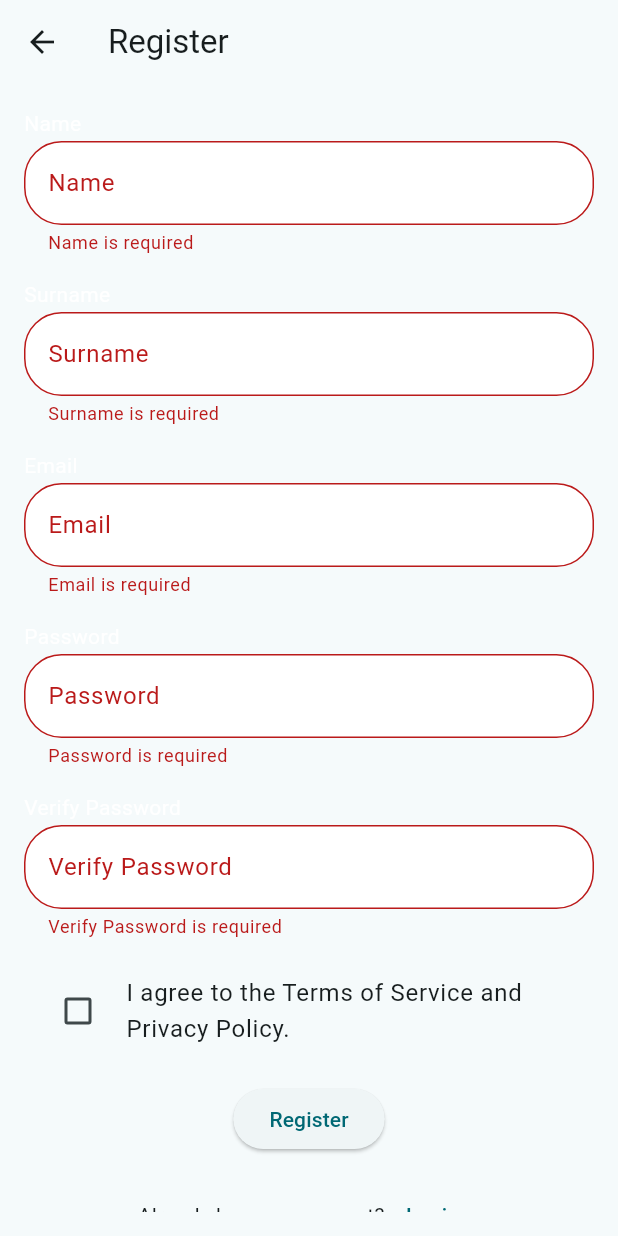
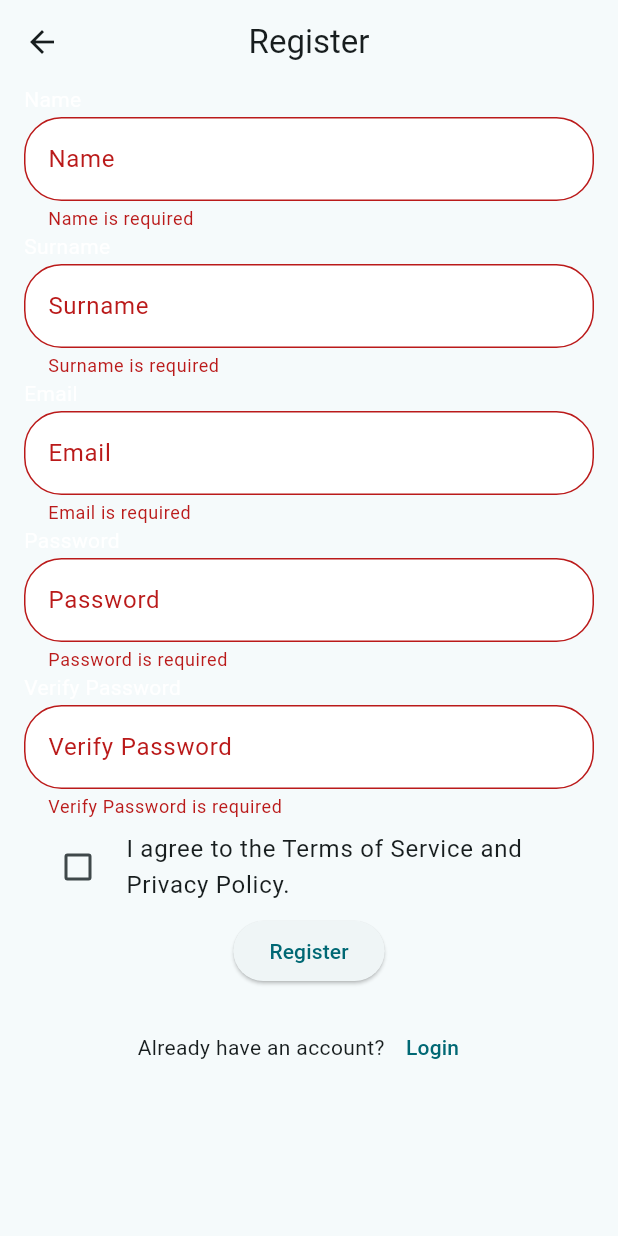
Before and after one commit to capynotes/capynotes, a Flutter app: the RegisterScreen screen opened by its route, after a tap on "Register", on a phone screen of 412 x 824 dp. Run offline on Flutter 3.47's test engine with Material 3 defaults, Android fonts, the phone set to English and light mode, and no system bars; our stand-ins replace auto_route, carousel_slider, easy_localization, email_validator, file_picker, flutter_bloc and 4 more; missing offline and left inert: flutter_flip_card, material_dialogs; accounts and stored records are empty; project files that could hold a hidden picture were left out.

Commit message:
fix cors, register screen paddings

```diff
--- a/frontend/assets/translations/en.json
+++ b/frontend/assets/translations/en.json
@@ -124,6 +124,7 @@
         "terms_privacy": "You must agree to the Terms of Service and Privacy Policy.",
         "password_match": "Passwords do not match.",
         "password_length": "Password must be at least 6 characters long.",
-        "password_alphanumeric": "Password must be alphanumeric"
+        "password_alphanumeric": "Password must be alphanumeric",
+        "invalid_email": "Please enter a valid email address."
     }
 }
--- a/frontend/assets/translations/tr.json
+++ b/frontend/assets/translations/tr.json
@@ -122,6 +122,7 @@
         "terms_privacy": "Lütfen Kullanım Koşullarını ve Gizlilik Politikasını kabul ediniz.",
         "password_match": "Şifreler eşleşmiyor",
         "password_length": "Şifre en az 6 karakter olmalıdır",
-        "password_alphanumeric": "Şifre en az 1 harf ve 1 rakam içermelidir"
+        "password_alphanumeric": "Şifre en az 1 harf ve 1 rakam içermelidir",
+        "email": "Lütfen geçerli bir e-posta adresi giriniz"
     }
 }
--- a/frontend/lib/constants/api_constants.dart
+++ b/frontend/lib/constants/api_constants.dart
@@ -1,5 +1,5 @@
 class ApiConstants {
-  static String baseUrl = "http://localhost:8082/api/";
+  static String baseUrl = "http://localhost:8080/"; // change this with ip
   static String register = "person/register";
   static String login = "person/login";
   static String changePw = "person/change-password";
--- a/frontend/lib/main.dart
+++ b/frontend/lib/main.dart
@@ -23,6 +23,7 @@ void main() async {
         supportedLocales: const [Locale('en'), Locale('tr')],
         path: AssetPaths.translations,
         fallbackLocale: const Locale('en'),
+        startLocale: const Locale('en'),
         child: MyApp(prefs: prefs)),
   );
 }
--- a/frontend/lib/view/screens/auth/register_screen.dart
+++ b/frontend/lib/view/screens/auth/register_screen.dart
@@ -2,6 +2,7 @@ import 'package:auto_route/auto_route.dart';
 import 'package:capynotes/view/widgets/custom_widgets/custom_text_form_field.dart';
 import 'package:capynotes/viewmodel/auth/register/register_cubit.dart';
 import 'package:easy_localization/easy_localization.dart';
+import 'package:email_validator/email_validator.dart';
 import 'package:flutter/material.dart';
 import 'package:flutter_bloc/flutter_bloc.dart';
 import '../../../translations/locale_keys.g.dart';
@@ -24,6 +25,7 @@ class _RegisterScreenState extends State<RegisterScreen> {
     return Scaffold(
       appBar: AppBar(
         title: Text(LocaleKeys.appbars_titles_register.tr()),
+        centerTitle: true,
       ),
       body: BlocConsumer<RegisterCubit, RegisterState>(
         listener: (context, state) {
@@ -41,7 +43,7 @@ class _RegisterScreenState extends State<RegisterScreen> {
           return Form(
             key: _formKey,
             child: Padding(
-              padding: const EdgeInsets.all(16.0),
+              padding: const EdgeInsets.symmetric(horizontal: 16.0),
               child: SingleChildScrollView(
                 child: Column(
                   children: [
@@ -50,20 +52,26 @@ class _RegisterScreenState extends State<RegisterScreen> {
                       label: LocaleKeys.text_fields_labels_name.tr(),
                       enabled: state is! RegisterLoading,
                     ),
-                    const SizedBox(height: 16.0),
                     CustomTextFormField(
                       controller:
                           context.read<RegisterCubit>().surnameController,
                       label: LocaleKeys.text_fields_labels_surname.tr(),
                       enabled: state is! RegisterLoading,
                     ),
-                    const SizedBox(height: 16.0),
                     CustomTextFormField(
                       controller: context.read<RegisterCubit>().emailController,
                       label: LocaleKeys.text_fields_labels_email.tr(),
                       enabled: state is! RegisterLoading,
+                      customValidator: (value) {
+                        if (value == null || value.isEmpty) {
+                          return LocaleKeys.validators_required.tr(
+                              args: [LocaleKeys.text_fields_labels_email.tr()]);
+                        } else if (!EmailValidator.validate(value)) {
+                          return LocaleKeys.validators_invalid_email.tr();
+                        }
+                        return null;
+                      },
                     ),
-                    const SizedBox(height: 16.0),
                     CustomTextFormField(
                       controller:
                           context.read<RegisterCubit>().passwordController,
@@ -96,7 +104,6 @@ class _RegisterScreenState extends State<RegisterScreen> {
                         }
                       },
                     ),
-                    const SizedBox(height: 16.0),
                     CustomTextFormField(
                         controller: context
                             .read<RegisterCubit>()
@@ -129,7 +136,6 @@ class _RegisterScreenState extends State<RegisterScreen> {
                             return null;
                           }
                         }),
-                    const SizedBox(height: 16.0),
                     CheckboxListTile(
                         value: context.read<RegisterCubit>().agreeTerms,
                         onChanged: (value) {
@@ -144,7 +150,6 @@ class _RegisterScreenState extends State<RegisterScreen> {
                                 style: const TextStyle(color: Colors.red),
                               )
                             : null),
-                    const SizedBox(height: 16.0),
                     (state is RegisterLoading)
                         ? const CircularProgressIndicator()
                         : ElevatedButton(
--- a/frontend/pubspec.yaml
+++ b/frontend/pubspec.yaml
@@ -46,6 +46,7 @@ dependencies:
   flutter_onboarding_slider: ^1.0.11
   file_picker: ^6.1.1
   intl: ^0.18.1
+  email_validator: ^2.1.17
 
 
 dev_dependencies:
```
Also changed, not shown: frontend/lib/view/screens/auth/forgot_password_screen.dart (+10 -0 lines), frontend/lib/view/screens/auth/login_screen.dart (+10 -0 lines), frontend/lib/translations/codegen_loader.g.dart, frontend/lib/translations/locale_keys.g.dart, frontend/pubspec.lock, 3 other files.
